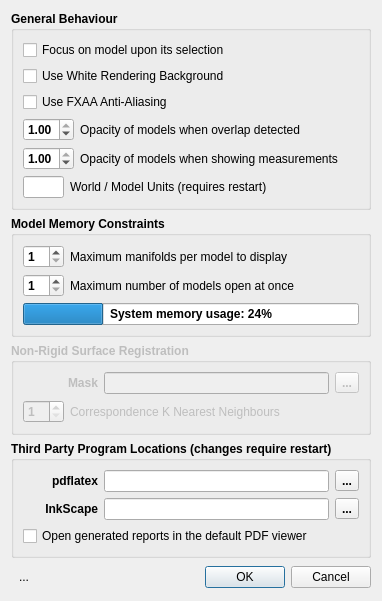
Old version of the form forms/PreferencesDialog.ui in the repository frontiersi/Cliniface.
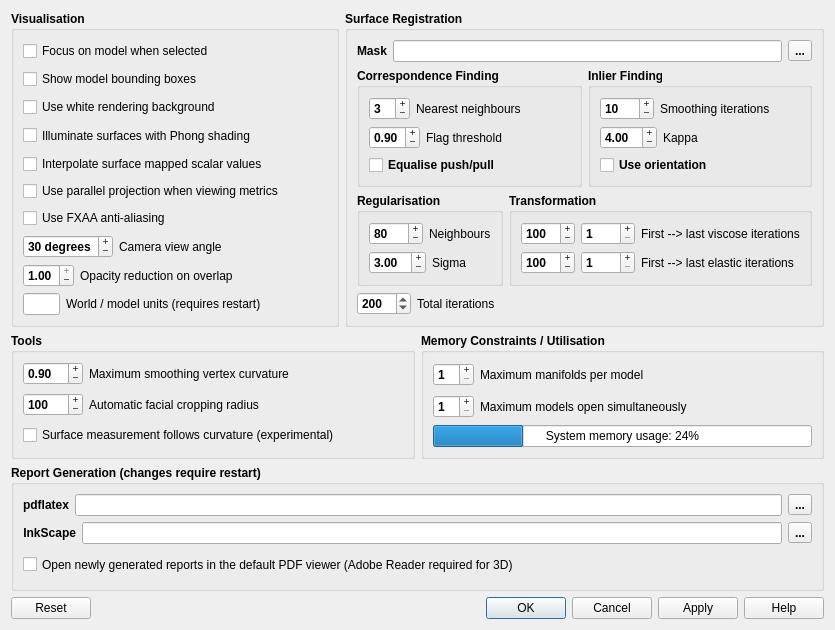
New version of the form. Icons and pictures are not drawn.

What changed in the file:
```diff
--- a/forms/PreferencesDialog.ui
+++ b/forms/PreferencesDialog.ui
@@ -9,8 +9,8 @@
    <rect>
     <x>0</x>
     <y>0</y>
-    <width>382</width>
-    <height>500</height>
+    <width>835</width>
+    <height>630</height>
    </rect>
   </property>
   <property name="sizePolicy">
@@ -26,7 +26,11 @@
    <iconset resource="../resources.qrc">
     <normaloff>:/logos/WINDOW_ICON</normaloff>:/logos/WINDOW_ICON</iconset>
   </property>
-  <layout class="QVBoxLayout" name="verticalLayout_5" stretch="1,0,0,0,0">
+  <layout class="QVBoxLayout" name="verticalLayout_11">
+   <item>
+    <layout class="QHBoxLayout" name="horizontalLayout_14">
+     <item>
+      <layout class="QVBoxLayout" name="verticalLayout_10">
    <item>
     <widget class="QGroupBox" name="groupBox">
      <property name="font">
@@ -36,7 +40,7 @@
       </font>
      </property>
      <property name="title">
-      <string>General Behaviour</string>
+          <string>Visualisation</string>
      </property>
      <layout class="QVBoxLayout" name="verticalLayout_4">
       <item>
@@ -57,7 +61,32 @@
          <string>If checked, upon selecting a model, the camera's focus will shift to the centre of the newly selected model's bounding box. If unchecked, selecting different models will not change the camera's focus.</string>
         </property>
         <property name="text">
-         <string>Focus on model upon its selection</string>
+             <string>Focus on model when selected</string>
+            </property>
+            <property name="tristate">
+             <bool>false</bool>
+            </property>
+           </widget>
+          </item>
+          <item>
+           <widget class="QCheckBox" name="showBoxesCheckBox">
+            <property name="sizePolicy">
+             <sizepolicy hsizetype="Preferred" vsizetype="Preferred">
+              <horstretch>0</horstretch>
+              <verstretch>0</verstretch>
+             </sizepolicy>
+            </property>
+            <property name="font">
+             <font>
+              <weight>50</weight>
+              <bold>false</bold>
+             </font>
+            </property>
+            <property name="toolTip">
+             <string>A bounding box is shown around the currently selected model. This becomes an orientation box after landmarks are detected. To prevent the bounding/orientation box from being displayed, uncheck this box. Note that if this option is unchecked, you will need to pay attention to Cliniface's main window title bar to see which model is currently selected.</string>
+            </property>
+            <property name="text">
+             <string>Show model bounding boxes</string>
         </property>
         <property name="tristate">
          <bool>false</bool>
@@ -82,13 +111,70 @@
          <string>A white rendering background can sometimes be better for presentation purposes or for taking screenshots that will be included in papers.</string>
         </property>
         <property name="text">
-         <string>Use White Rendering Background</string>
+             <string>Use white rendering background</string>
         </property>
         <property name="tristate">
          <bool>false</bool>
         </property>
        </widget>
       </item>
+          <item>
+           <widget class="QCheckBox" name="smoothLightingCheckBox">
+            <property name="sizePolicy">
+             <sizepolicy hsizetype="Preferred" vsizetype="Preferred">
+              <horstretch>0</horstretch>
+              <verstretch>0</verstretch>
+             </sizepolicy>
+            </property>
+            <property name="font">
+             <font>
+              <weight>50</weight>
+              <bold>false</bold>
+             </font>
+            </property>
+            <property name="toolTip">
+             <string>By default, interpolated shading is used to reduce the appearance of the model's triangulated mesh. If unchecked, the triangles will be easier to identify but may be distracting especially when scalar mapping visualisations are applied.</string>
+            </property>
+            <property name="text">
+             <string>Illuminate surfaces with Phong shading</string>
+            </property>
+           </widget>
+          </item>
+          <item>
+           <widget class="QCheckBox" name="interpolatedShadingCheckBox">
+            <property name="sizePolicy">
+             <sizepolicy hsizetype="Preferred" vsizetype="Preferred">
+              <horstretch>0</horstretch>
+              <verstretch>0</verstretch>
+             </sizepolicy>
+            </property>
+            <property name="font">
+             <font>
+              <weight>50</weight>
+              <bold>false</bold>
+             </font>
+            </property>
+            <property name="toolTip">
+             <string>By default, interpolated shading is used to reduce the appearance of the model's triangulated mesh. If unchecked, the triangles will be easier to identify but may be distracting especially when scalar mapping visualisations are applied.</string>
+            </property>
+            <property name="text">
+             <string>Interpolate surface mapped scalar values</string>
+            </property>
+           </widget>
+          </item>
+          <item>
+           <widget class="QCheckBox" name="parallelProjectionMetricsCheckBox">
+            <property name="font">
+             <font>
+              <weight>50</weight>
+              <bold>false</bold>
+             </font>
+            </property>
+            <property name="text">
+             <string>Use parallel projection when viewing metrics</string>
+            </property>
+           </widget>
+          </item>
       <item>
        <widget class="QCheckBox" name="antiAliasCheckBox">
         <property name="sizePolicy">
@@ -107,17 +193,59 @@
          <string>Anti-aliasing helps to remove the &quot;staircase&quot; effect between strongly contrasting colours, but can make some text more difficult to read.</string>
         </property>
         <property name="text">
-         <string>Use FXAA Anti-Aliasing</string>
+             <string>Use FXAA anti-aliasing</string>
         </property>
         <property name="tristate">
          <bool>false</bool>
         </property>
        </widget>
       </item>
+          <item>
+           <layout class="QHBoxLayout" name="horizontalLayout_10" stretch="0,1">
+            <item>
+             <widget class="QDoubleSpinBox" name="viewAngleSpinBox">
+              <property name="buttonSymbols">
+               <enum>QAbstractSpinBox::PlusMinus</enum>
+              </property>
+              <property name="suffix">
+               <string> degrees</string>
+              </property>
+              <property name="decimals">
+               <number>0</number>
+              </property>
+              <property name="minimum">
+               <double>1.000000000000000</double>
+              </property>
+              <property name="maximum">
+               <double>90.000000000000000</double>
+              </property>
+              <property name="value">
+               <double>30.000000000000000</double>
+              </property>
+             </widget>
+            </item>
+            <item>
+             <widget class="QLabel" name="label_3">
+              <property name="font">
+               <font>
+                <weight>50</weight>
+                <bold>false</bold>
+               </font>
+              </property>
+              <property name="text">
+               <string>Camera view angle</string>
+              </property>
+             </widget>
+            </item>
+           </layout>
+          </item>
       <item>
        <layout class="QHBoxLayout" name="horizontalLayout_9" stretch="0,1">
         <item>
          <widget class="QDoubleSpinBox" name="overlapOpacitySpinBox">
+              <property name="buttonSymbols">
+               <enum>QAbstractSpinBox::PlusMinus</enum>
+              </property>
           <property name="maximum">
            <double>1.000000000000000</double>
           </property>
@@ -138,37 +266,7 @@
            </font>
           </property>
           <property name="text">
-           <string>Opacity of models when overlap detected</string>
-          </property>
-         </widget>
-        </item>
-       </layout>
-      </item>
-      <item>
-       <layout class="QHBoxLayout" name="horizontalLayout_10" stretch="0,1">
-        <item>
-         <widget class="QDoubleSpinBox" name="metricOpacitySpinBox">
-          <property name="maximum">
-           <double>1.000000000000000</double>
-          </property>
-          <property name="singleStep">
-           <double>0.010000000000000</double>
-          </property>
-          <property name="value">
-           <double>1.000000000000000</double>
-          </property>
-         </widget>
-        </item>
-        <item>
-         <widget class="QLabel" name="label_10">
-          <property name="font">
-           <font>
-            <weight>50</weight>
-            <bold>false</bold>
-           </font>
-          </property>
-          <property name="text">
-           <string>Opacity of models when showing measurements</string>
+               <string>Opacity reduction on overlap</string>
           </property>
          </widget>
         </item>
@@ -213,7 +311,7 @@
            <string>By default, the unit of spatial measurement for all models is millimetres regardless of their original encoding. If this is not suitable for a particular model, use the resizing tool. Set different units for Cliniface to use below, but this will only take effect upon restart.</string>
           </property>
           <property name="text">
-           <string>World / Model Units (requires restart)</string>
+               <string>World / model units (requires restart)</string>
           </property>
           <property name="alignment">
            <set>Qt::AlignLeading|Qt::AlignLeft|Qt::AlignVCenter</set>
@@ -225,6 +323,578 @@
      </layout>
     </widget>
    </item>
+      </layout>
+     </item>
+     <item>
+      <widget class="QGroupBox" name="groupBox_4">
+       <property name="enabled">
+        <bool>true</bool>
+       </property>
+       <property name="font">
+        <font>
+         <weight>75</weight>
+         <bold>true</bold>
+        </font>
+       </property>
+       <property name="title">
+        <string>Surface Registration</string>
+       </property>
+       <layout class="QVBoxLayout" name="verticalLayout_9">
+        <item>
+         <layout class="QHBoxLayout" name="horizontalLayout_4" stretch="0,1,0">
+          <item>
+           <widget class="QLabel" name="label_4">
+            <property name="font">
+             <font>
+              <weight>75</weight>
+              <bold>true</bold>
+             </font>
+            </property>
+            <property name="toolTip">
+             <string>PDF reports are generated using LaTeX. If you already have pdflatex installed (plus the required packages), you can specify the location of the executable below. Be warned, without the required packages, report generation will fail.</string>
+            </property>
+            <property name="text">
+             <string>Mask</string>
+            </property>
+            <property name="alignment">
+             <set>Qt::AlignRight|Qt::AlignTrailing|Qt::AlignVCenter</set>
+            </property>
+           </widget>
+          </item>
+          <item>
+           <widget class="QLineEdit" name="maskPathLineEdit">
+            <property name="font">
+             <font>
+              <weight>50</weight>
+              <bold>false</bold>
+             </font>
+            </property>
+            <property name="toolTip">
+             <string>Non-rigid surface registration takes an input mask (defined here) and warps it like a rubber sheet so that its vertices map to the target (selected) face. Cliniface has a generic mask built in, but an alternative can be set here. Note that surface registration uses just the geometry data so textures (if defined) are ignored.</string>
+            </property>
+           </widget>
+          </item>
+          <item>
+           <widget class="QToolButton" name="maskPathButton">
+            <property name="text">
+             <string>...</string>
+            </property>
+           </widget>
+          </item>
+         </layout>
+        </item>
+        <item>
+         <layout class="QHBoxLayout" name="horizontalLayout_22">
+          <item>
+           <widget class="QGroupBox" name="groupBox_6">
+            <property name="title">
+             <string>Correspondence Finding</string>
+            </property>
+            <layout class="QVBoxLayout" name="verticalLayout_3">
+             <item>
+              <layout class="QHBoxLayout" name="horizontalLayout_8" stretch="0,1">
+               <item>
+                <widget class="QSpinBox" name="nrKnnSpinBox">
+                 <property name="buttonSymbols">
+                  <enum>QAbstractSpinBox::PlusMinus</enum>
+                 </property>
+                 <property name="prefix">
+                  <string/>
+                 </property>
+                 <property name="minimum">
+                  <number>1</number>
+                 </property>
+                 <property name="value">
+                  <number>3</number>
+                 </property>
+                </widget>
+               </item>
+               <item>
+                <widget class="QLabel" name="label_9">
+                 <property name="font">
+                  <font>
+                   <weight>50</weight>
+                   <bold>false</bold>
+                  </font>
+                 </property>
+                 <property name="text">
+                  <string>Nearest neighbours</string>
+                 </property>
+                </widget>
+               </item>
+              </layout>
+             </item>
+             <item>
+              <layout class="QHBoxLayout" name="horizontalLayout_16" stretch="0,1">
+               <item>
+                <widget class="QDoubleSpinBox" name="nrFlagThreshSpinBox">
+                 <property name="buttonSymbols">
+                  <enum>QAbstractSpinBox::PlusMinus</enum>
+                 </property>
+                 <property name="maximum">
+                  <double>1.000000000000000</double>
+                 </property>
+                 <property name="singleStep">
+                  <double>0.010000000000000</double>
+                 </property>
+                 <property name="value">
+                  <double>0.900000000000000</double>
+                 </property>
+                </widget>
+               </item>
+               <item>
+                <widget class="QLabel" name="label_14">
+                 <property name="font">
+                  <font>
+                   <weight>50</weight>
+                   <bold>false</bold>
+                  </font>
+                 </property>
+                 <property name="text">
+                  <string>Flag threshold</string>
+                 </property>
+                </widget>
+               </item>
+              </layout>
+             </item>
+             <item>
+              <widget class="QCheckBox" name="nrEqualiseCheckBox">
+               <property name="text">
+                <string>Equalise push/pull</string>
+               </property>
+              </widget>
+             </item>
+            </layout>
+           </widget>
+          </item>
+          <item>
+           <widget class="QGroupBox" name="groupBox_7">
+            <property name="title">
+             <string>Inlier Finding</string>
+            </property>
+            <layout class="QVBoxLayout" name="verticalLayout_6">
+             <item>
+              <layout class="QHBoxLayout" name="horizontalLayout_15" stretch="0,1">
+               <item>
+                <widget class="QSpinBox" name="nrSmoothItsSpinBox">
+                 <property name="buttonSymbols">
+                  <enum>QAbstractSpinBox::PlusMinus</enum>
+                 </property>
+                 <property name="minimum">
+                  <number>1</number>
+                 </property>
+                 <property name="maximum">
+                  <number>1000</number>
+                 </property>
+                 <property name="value">
+                  <number>10</number>
+                 </property>
+                </widget>
+               </item>
+               <item>
+                <widget class="QLabel" name="label_16">
+                 <property name="font">
+                  <font>
+                   <weight>50</weight>
+                   <bold>false</bold>
+                  </font>
+                 </property>
+                 <property name="text">
+                  <string>Smoothing iterations</string>
+                 </property>
+                </widget>
+               </item>
+              </layout>
+             </item>
+             <item>
+              <layout class="QHBoxLayout" name="horizontalLayout_17" stretch="0,1">
+               <item>
+                <widget class="QDoubleSpinBox" name="nrKappaSpinBox">
+                 <property name="buttonSymbols">
+                  <enum>QAbstractSpinBox::PlusMinus</enum>
+                 </property>
+                 <property name="maximum">
+                  <double>10.000000000000000</double>
+                 </property>
+                 <property name="singleStep">
+                  <double>0.010000000000000</double>
+                 </property>
+                 <property name="value">
+                  <double>4.000000000000000</double>
+                 </property>
+                </widget>
+               </item>
+               <item>
+                <widget class="QLabel" name="label_15">
+                 <property name="font">
+                  <font>
+                   <weight>50</weight>
+                   <bold>false</bold>
+                  </font>
+                 </property>
+                 <property name="text">
+                  <string>Kappa</string>
+                 </property>
+                </widget>
+               </item>
+              </layout>
+             </item>
+             <item>
+              <widget class="QCheckBox" name="nrOrientationCheckBox">
+               <property name="text">
+                <string>Use orientation</string>
+               </property>
+              </widget>
+             </item>
+            </layout>
+           </widget>
+          </item>
+         </layout>
+        </item>
+        <item>
+         <layout class="QHBoxLayout" name="horizontalLayout_23">
+          <item>
+           <widget class="QGroupBox" name="groupBox_8">
+            <property name="title">
+             <string>Regularisation</string>
+            </property>
+            <layout class="QVBoxLayout" name="verticalLayout_7">
+             <item>
+              <layout class="QHBoxLayout" name="horizontalLayout_20" stretch="0,1">
+               <item>
+                <widget class="QSpinBox" name="nrRegNbsSpinBox">
+                 <property name="buttonSymbols">
+                  <enum>QAbstractSpinBox::PlusMinus</enum>
+                 </property>
+                 <property name="minimum">
+                  <number>1</number>
+                 </property>
+                 <property name="maximum">
+                  <number>1000</number>
+                 </property>
+                 <property name="value">
+                  <number>80</number>
+                 </property>
+                </widget>
+               </item>
+               <item>
+                <widget class="QLabel" name="label_17">
+                 <property name="font">
+                  <font>
+                   <weight>50</weight>
+                   <bold>false</bold>
+                  </font>
+                 </property>
+                 <property name="text">
+                  <string>Neighbours</string>
+                 </property>
+                </widget>
+               </item>
+              </layout>
+             </item>
+             <item>
+              <layout class="QHBoxLayout" name="horizontalLayout_18" stretch="0,1">
+               <item>
+                <widget class="QDoubleSpinBox" name="nrSigmaSpinBox">
+                 <property name="buttonSymbols">
+                  <enum>QAbstractSpinBox::PlusMinus</enum>
+                 </property>
+                 <property name="maximum">
+                  <double>10.000000000000000</double>
+                 </property>
+                 <property name="singleStep">
+                  <double>0.010000000000000</double>
+                 </property>
+                 <property name="value">
+                  <double>3.000000000000000</double>
+                 </property>
+                </widget>
+               </item>
+               <item>
+                <widget class="QLabel" name="label_18">
+                 <property name="font">
+                  <font>
+                   <weight>50</weight>
+                   <bold>false</bold>
+                  </font>
+                 </property>
+                 <property name="text">
+                  <string>Sigma</string>
+                 </property>
+                </widget>
+               </item>
+              </layout>
+             </item>
+            </layout>
+           </widget>
+          </item>
+          <item>
+           <widget class="QGroupBox" name="groupBox_9">
+            <property name="title">
+             <string>Transformation</string>
+            </property>
+            <layout class="QVBoxLayout" name="verticalLayout_8">
+             <item>
+              <layout class="QHBoxLayout" name="horizontalLayout_12" stretch="0,0,1">
+               <item>
+                <widget class="QSpinBox" name="nrInitViscoseItsSpinBox">
+                 <property name="buttonSymbols">
+                  <enum>QAbstractSpinBox::PlusMinus</enum>
+                 </property>
+                 <property name="minimum">
+                  <number>1</number>
+                 </property>
+                 <property name="maximum">
+                  <number>1000</number>
+                 </property>
+                 <property name="value">
+                  <number>100</number>
+                 </property>
+                </widget>
+               </item>
+               <item>
+                <widget class="QSpinBox" name="nrLastViscoseItsSpinBox">
+                 <property name="buttonSymbols">
+                  <enum>QAbstractSpinBox::PlusMinus</enum>
+                 </property>
+                 <property name="minimum">
+                  <number>1</number>
+                 </property>
+                 <property name="maximum">
+                  <number>1000</number>
+                 </property>
+                 <property name="value">
+                  <number>1</number>
+                 </property>
+                </widget>
+               </item>
+               <item>
+                <widget class="QLabel" name="label_12">
+                 <property name="font">
+                  <font>
+                   <weight>50</weight>
+                   <bold>false</bold>
+                  </font>
+                 </property>
+                 <property name="text">
+                  <string>First --&gt; last viscose iterations</string>
+                 </property>
+                </widget>
+               </item>
+              </layout>
+             </item>
+             <item>
+              <layout class="QHBoxLayout" name="horizontalLayout_21" stretch="0,0,1">
+               <item>
+                <widget class="QSpinBox" name="nrInitElasticItsSpinBox">
+                 <property name="buttonSymbols">
+                  <enum>QAbstractSpinBox::PlusMinus</enum>
+                 </property>
+                 <property name="minimum">
+                  <number>1</number>
+                 </property>
+                 <property name="maximum">
+                  <number>1000</number>
+                 </property>
+                 <property name="value">
+                  <number>100</number>
+                 </property>
+                </widget>
+               </item>
+               <item>
+                <widget class="QSpinBox" name="nrLastElasticItsSpinBox">
+                 <property name="buttonSymbols">
+                  <enum>QAbstractSpinBox::PlusMinus</enum>
+                 </property>
+                 <property name="minimum">
+                  <number>1</number>
+                 </property>
+                 <property name="maximum">
+                  <number>1000</number>
+                 </property>
+                 <property name="value">
+                  <number>1</number>
+                 </property>
+                </widget>
+               </item>
+               <item>
+                <widget class="QLabel" name="label_19">
+                 <property name="font">
+                  <font>
+                   <weight>50</weight>
+                   <bold>false</bold>
+                  </font>
+                 </property>
+                 <property name="text">
+                  <string>First --&gt; last elastic iterations</string>
+                 </property>
+                </widget>
+               </item>
+              </layout>
+             </item>
+            </layout>
+           </widget>
+          </item>
+         </layout>
+        </item>
+        <item>
+         <layout class="QHBoxLayout" name="horizontalLayout_11" stretch="0,1">
+          <item>
+           <widget class="QSpinBox" name="nrTotalItsSpinBox">
+            <property name="minimum">
+             <number>1</number>
+            </property>
+            <property name="maximum">
+             <number>1000</number>
+            </property>
+            <property name="value">
+             <number>200</number>
+            </property>
+           </widget>
+          </item>
+          <item>
+           <widget class="QLabel" name="label_11">
+            <property name="font">
+             <font>
+              <weight>50</weight>
+              <bold>false</bold>
+             </font>
+            </property>
+            <property name="text">
+             <string>Total iterations</string>
+            </property>
+           </widget>
+          </item>
+         </layout>
+        </item>
+       </layout>
+      </widget>
+     </item>
+    </layout>
+   </item>
+   <item>
+    <layout class="QHBoxLayout" name="horizontalLayout_24">
+     <item>
+      <widget class="QGroupBox" name="groupBox_5">
+       <property name="font">
+        <font>
+         <weight>75</weight>
+         <bold>true</bold>
+        </font>
+       </property>
+       <property name="title">
+        <string>Tools</string>
+       </property>
+       <layout class="QVBoxLayout" name="verticalLayout_5">
+        <item>
+         <layout class="QHBoxLayout" name="horizontalLayout_19" stretch="0,1">
+          <item>
+           <widget class="QDoubleSpinBox" name="maxCurvatureSpinBox">
+            <property name="minimumSize">
+             <size>
+              <width>60</width>
+              <height>0</height>
+             </size>
+            </property>
+            <property name="buttonSymbols">
+             <enum>QAbstractSpinBox::PlusMinus</enum>
+            </property>
+            <property name="maximum">
+             <double>1.000000000000000</double>
+            </property>
+            <property name="singleStep">
+             <double>0.010000000000000</double>
+            </property>
+            <property name="value">
+             <double>0.900000000000000</double>
+            </property>
+           </widget>
+          </item>
+          <item>
+           <widget class="QLabel" name="label_13">
+            <property name="font">
+             <font>
+              <weight>50</weight>
+              <bold>false</bold>
+             </font>
+            </property>
+            <property name="text">
+             <string>Maximum smoothing vertex curvature</string>
+            </property>
+           </widget>
+          </item>
+         </layout>
+        </item>
+        <item>
+         <layout class="QHBoxLayout" name="horizontalLayout" stretch="0,1">
+          <item>
+           <widget class="QDoubleSpinBox" name="cropRadiusSpinBox">
+            <property name="minimumSize">
+             <size>
+              <width>60</width>
+              <height>0</height>
+             </size>
+            </property>
+            <property name="buttonSymbols">
+             <enum>QAbstractSpinBox::PlusMinus</enum>
+            </property>
+            <property name="decimals">
+             <number>0</number>
+            </property>
+            <property name="minimum">
+             <double>1.000000000000000</double>
+            </property>
+            <property name="maximum">
+             <double>1000.000000000000000</double>
+            </property>
+            <property name="singleStep">
+             <double>1.000000000000000</double>
+            </property>
+            <property name="value">
+             <double>100.000000000000000</double>
+            </property>
+           </widget>
+          </item>
+          <item>
+           <widget class="QLabel" name="label_20">
+            <property name="font">
+             <font>
+              <weight>50</weight>
+              <bold>false</bold>
+             </font>
+            </property>
+            <property name="text">
+             <string>Automatic facial cropping radius</string>
+            </property>
+           </widget>
+          </item>
+         </layout>
+        </item>
+        <item>
+         <widget class="QCheckBox" name="useCurveDistCheckBox">
+          <property name="sizePolicy">
+           <sizepolicy hsizetype="Preferred" vsizetype="Preferred">
+            <horstretch>0</horstretch>
+            <verstretch>0</verstretch>
+           </sizepolicy>
+          </property>
+          <property name="font">
+           <font>
+            <weight>50</weight>
+            <bold>false</bold>
+           </font>
+          </property>
+          <property name="text">
+           <string>Surface measurement follows curvature (experimental)</string>
+          </property>
+          <property name="tristate">
+           <bool>false</bool>
+          </property>
+         </widget>
+        </item>
+       </layout>
+      </widget>
+     </item>
    <item>
     <widget class="QGroupBox" name="groupBox_3">
      <property name="font">
@@ -234,13 +904,16 @@
       </font>
      </property>
      <property name="title">
-      <string>Model Memory Constraints</string>
+        <string>Memory Constraints / Utilisation</string>
      </property>
      <layout class="QVBoxLayout" name="verticalLayout_2">
       <item>
        <layout class="QHBoxLayout" name="horizontalLayout_5" stretch="0,1">
         <item>
          <widget class="QSpinBox" name="maxManifoldsSpinBox">
+            <property name="buttonSymbols">
+             <enum>QAbstractSpinBox::PlusMinus</enum>
+            </property>
           <property name="minimum">
            <number>1</number>
           </property>
@@ -258,7 +931,7 @@
            </font>
           </property>
           <property name="text">
-           <string>Maximum manifolds per model to display</string>
+             <string>Maximum manifolds per model</string>
           </property>
          </widget>
         </item>
@@ -268,6 +941,9 @@
        <layout class="QHBoxLayout" name="horizontalLayout_6" stretch="0,1">
         <item>
          <widget class="QSpinBox" name="maxModelsSpinBox">
+            <property name="buttonSymbols">
+             <enum>QAbstractSpinBox::PlusMinus</enum>
+            </property>
           <property name="minimum">
            <number>1</number>
           </property>
@@ -285,7 +961,7 @@
            </font>
           </property>
           <property name="text">
-           <string>Maximum number of models open at once</string>
+             <string>Maximum models open simultaneously</string>
           </property>
          </widget>
         </item>
@@ -293,9 +969,18 @@
       </item>
       <item>
        <widget class="QProgressBar" name="memoryBar">
+          <property name="font">
+           <font>
+            <weight>50</weight>
+            <bold>false</bold>
+           </font>
+          </property>
         <property name="value">
          <number>24</number>
         </property>
+          <property name="alignment">
+           <set>Qt::AlignCenter</set>
+          </property>
         <property name="format">
          <string>System memory usage: %p%</string>
         </property>
@@ -304,94 +989,10 @@
      </layout>
     </widget>
    </item>
-   <item>
-    <widget class="QGroupBox" name="groupBox_4">
-     <property name="enabled">
-      <bool>false</bool>
-     </property>
-     <property name="font">
-      <font>
-       <weight>75</weight>
-       <bold>true</bold>
-      </font>
-     </property>
-     <property name="title">
-      <string>Non-Rigid Surface Registration</string>
-     </property>
-     <layout class="QVBoxLayout" name="verticalLayout_3">
-      <item>
-       <layout class="QHBoxLayout" name="horizontalLayout_4" stretch="4,12,1">
-        <item>
-         <widget class="QLabel" name="label_4">
-          <property name="font">
-           <font>
-            <weight>75</weight>
-            <bold>true</bold>
-           </font>
-          </property>
-          <property name="toolTip">
-           <string>PDF reports are generated using LaTeX. If you already have pdflatex installed (plus the required packages), you can specify the location of the executable below. Be warned, without the required packages, report generation will fail.</string>
-          </property>
-          <property name="text">
-           <string>Mask</string>
-          </property>
-          <property name="alignment">
-           <set>Qt::AlignRight|Qt::AlignTrailing|Qt::AlignVCenter</set>
-          </property>
-         </widget>
-        </item>
-        <item>
-         <widget class="QLineEdit" name="maskPathLineEdit">
-          <property name="font">
-           <font>
-            <weight>50</weight>
-            <bold>false</bold>
-           </font>
-          </property>
-          <property name="toolTip">
-           <string>Non-rigid surface registration takes an input mask (defined here) and warps it like a rubber sheet so that its vertices map to the target (selected) face. Cliniface has a generic mask built in, but an alternative can be set here. Note that surface registration uses just the geometry data so textures (if defined) are ignored.</string>
-          </property>
-         </widget>
-        </item>
-        <item>
-         <widget class="QToolButton" name="maskPathButton">
-          <property name="text">
-           <string>...</string>
-          </property>
-         </widget>
-        </item>
        </layout>
       </item>
       <item>
-       <layout class="QHBoxLayout" name="horizontalLayout_8" stretch="0,1">
-        <item>
-         <widget class="QSpinBox" name="knnSpinBox">
-          <property name="minimum">
-           <number>1</number>
-          </property>
-          <property name="value">
-           <number>1</number>
-          </property>
-         </widget>
-        </item>
-        <item>
-         <widget class="QLabel" name="label_9">
-          <property name="font">
-           <font>
-            <weight>50</weight>
-            <bold>false</bold>
-           </font>
-          </property>
-          <property name="text">
-           <string>Correspondence K Nearest Neighbours</string>
-          </property>
-         </widget>
-        </item>
-       </layout>
-      </item>
-     </layout>
-    </widget>
-   </item>
+    <layout class="QHBoxLayout" name="horizontalLayout_13" stretch="3">
    <item>
     <widget class="QGroupBox" name="groupBox_2">
      <property name="font">
@@ -401,11 +1002,11 @@
       </font>
      </property>
      <property name="title">
-      <string>Third Party Program Locations (changes require restart)</string>
+        <string>Report Generation (changes require restart)</string>
      </property>
      <layout class="QVBoxLayout" name="verticalLayout">
       <item>
-       <layout class="QHBoxLayout" name="horizontalLayout_3" stretch="4,12,1">
+         <layout class="QHBoxLayout" name="horizontalLayout_3" stretch="0,1,0">
         <item>
          <widget class="QLabel" name="label">
           <property name="font">
@@ -448,7 +1049,7 @@
        </layout>
       </item>
       <item>
-       <layout class="QHBoxLayout" name="horizontalLayout_2" stretch="4,12,1">
+         <layout class="QHBoxLayout" name="horizontalLayout_2" stretch="0,1,0">
         <item>
          <widget class="QLabel" name="label_2">
           <property name="font">
@@ -505,7 +1106,7 @@
          </font>
         </property>
         <property name="text">
-         <string>Open generated reports in the default PDF viewer</string>
+           <string>Open newly generated reports in the default PDF viewer (Adobe Reader required for 3D)</string>
         </property>
         <property name="tristate">
          <bool>false</bool>
@@ -515,61 +1116,14 @@
      </layout>
     </widget>
    </item>
-   <item>
-    <layout class="QHBoxLayout" name="horizontalLayout">
-     <item>
-      <widget class="QToolButton" name="helpButton">
-       <property name="minimumSize">
-        <size>
-         <width>26</width>
-         <height>26</height>
-        </size>
-       </property>
-       <property name="maximumSize">
-        <size>
-         <width>26</width>
-         <height>26</height>
-        </size>
-       </property>
-       <property name="styleSheet">
-        <string notr="true">QToolButton{ border: none;} QToolButton:hover{ border:1px solid #8f8f91; border-radius: 4px;}</string>
-       </property>
-       <property name="text">
-        <string>...</string>
-       </property>
-       <property name="icon">
-        <iconset resource="../resources.qrc">
-         <normaloff>:/icons/help.png</normaloff>:/icons/help.png</iconset>
-       </property>
-       <property name="iconSize">
-        <size>
-         <width>26</width>
-         <height>26</height>
-        </size>
-       </property>
-      </widget>
-     </item>
-     <item>
-      <spacer name="horizontalSpacer">
-       <property name="orientation">
-        <enum>Qt::Horizontal</enum>
-       </property>
-       <property name="sizeHint" stdset="0">
-        <size>
-         <width>40</width>
-         <height>20</height>
-        </size>
-       </property>
-      </spacer>
+    </layout>
      </item>
      <item>
       <widget class="QDialogButtonBox" name="buttonBox">
        <property name="standardButtons">
-        <set>QDialogButtonBox::Cancel|QDialogButtonBox::Ok</set>
-       </property>
-      </widget>
-     </item>
-    </layout>
+      <set>QDialogButtonBox::Apply|QDialogButtonBox::Cancel|QDialogButtonBox::Help|QDialogButtonBox::Ok|QDialogButtonBox::Reset</set>
+     </property>
+    </widget>
    </item>
   </layout>
  </widget>
```
Lines whose indentation alone changed are shown as unchanged.
